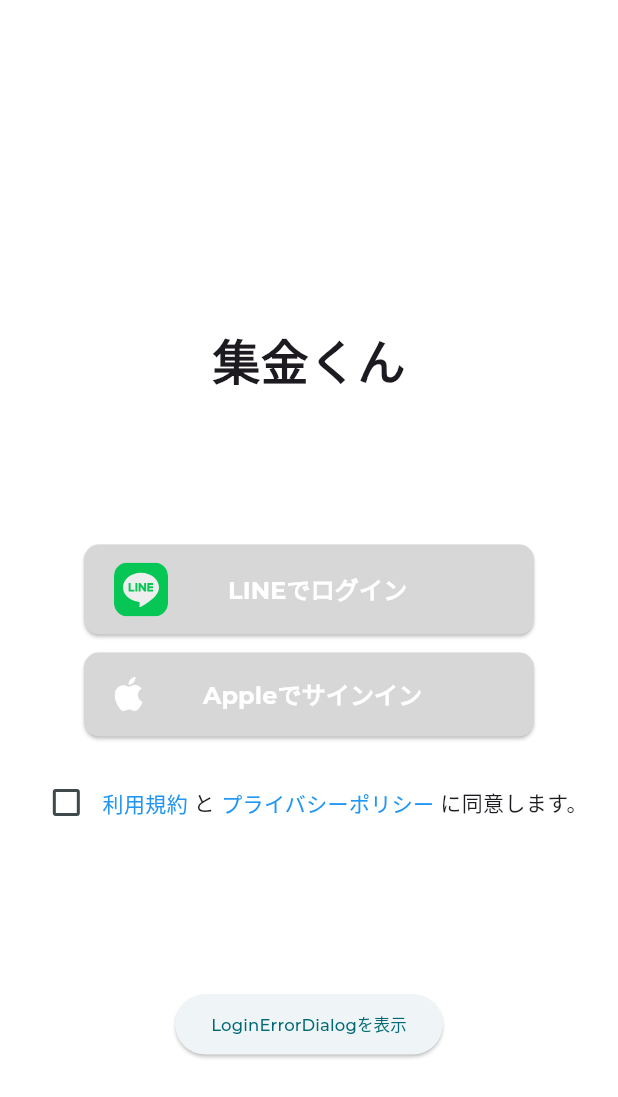
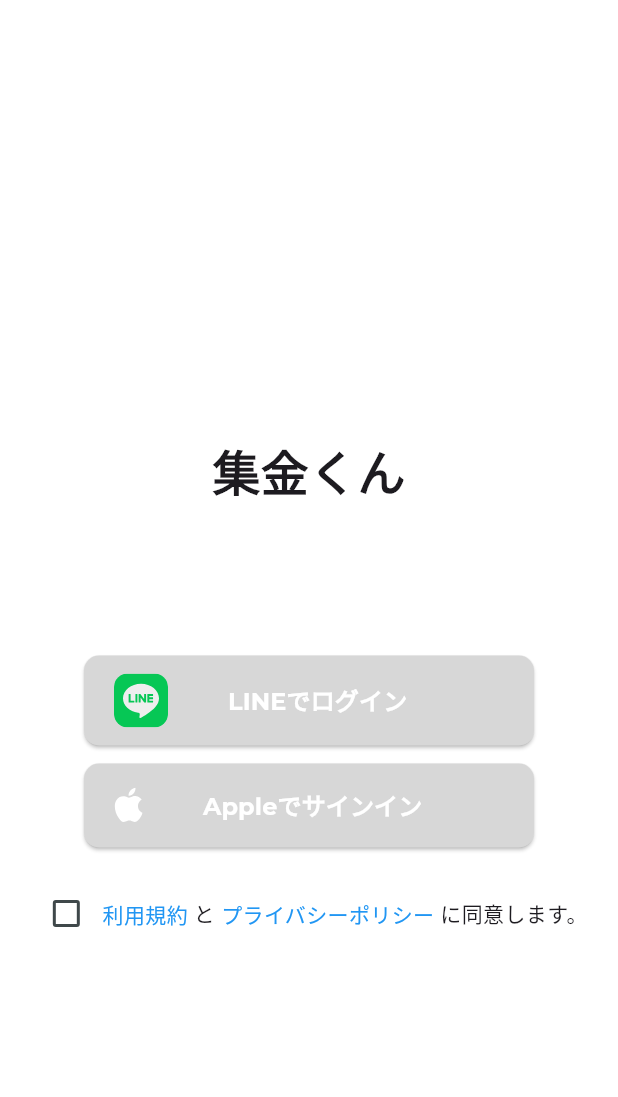
Before and after one commit to tanochan-sakonyan/collection_app, a Flutter app: the screen it shows after launch, on a phone screen of 412 x 824 dp. Shown: the top 1097 px of the screen. Run offline on Flutter 3.47's test engine with Material 3 defaults, Android fonts, the phone set to English and light mode, and no system bars; our stand-ins replace flutter_riverpod, flutter_svg, freezed_annotation, google_fonts, shared_preferences, sign_in_with_apple; missing offline and left inert: flutter_line_sdk.

Commit message:
LoginErrorDialogをデバッグ用で表示させるポップアップを削除

```diff
--- a/lib/ui/screen/login_screen.dart
+++ b/lib/ui/screen/login_screen.dart
@@ -342,15 +342,6 @@ class _LoginScreenState extends ConsumerState<LoginScreen> {
                 const Text(' に同意します。'),
               ],
             ),
-            const SizedBox(height: 100),
-            ElevatedButton(
-                onPressed: () {
-                  Navigator.push(
-                      context,
-                      MaterialPageRoute(
-                          builder: (context) => const LoginErrorDialog()));
-                },
-                child: const Text("LoginErrorDialogを表示"))
           ],
         ),
       ),
```
